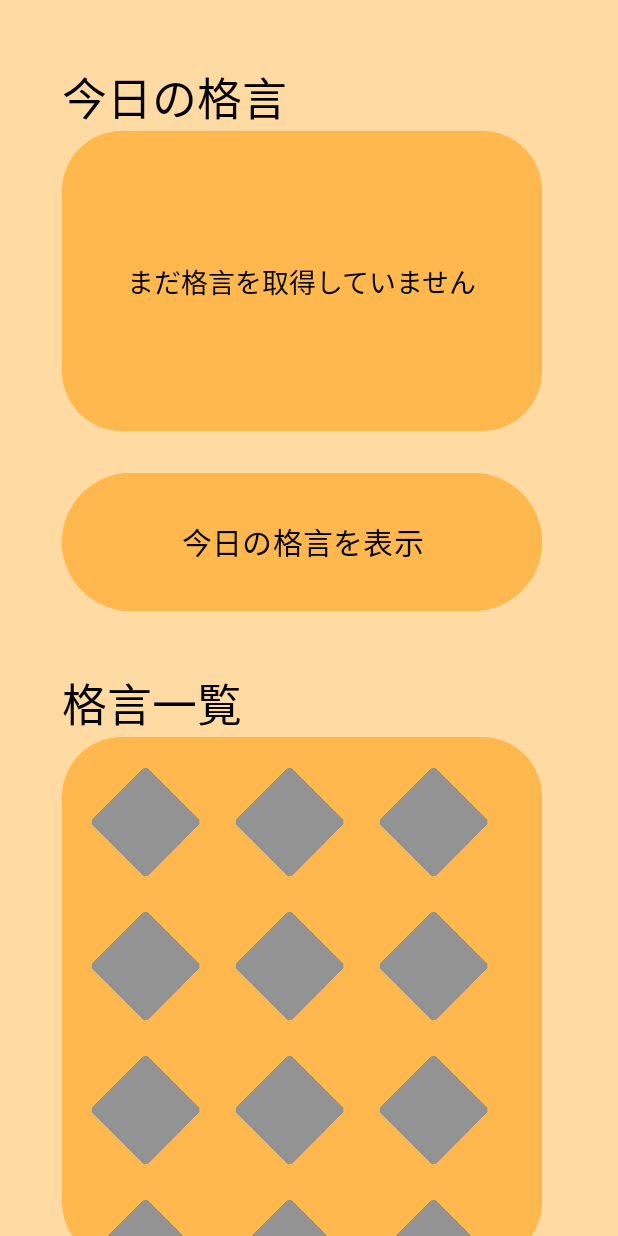
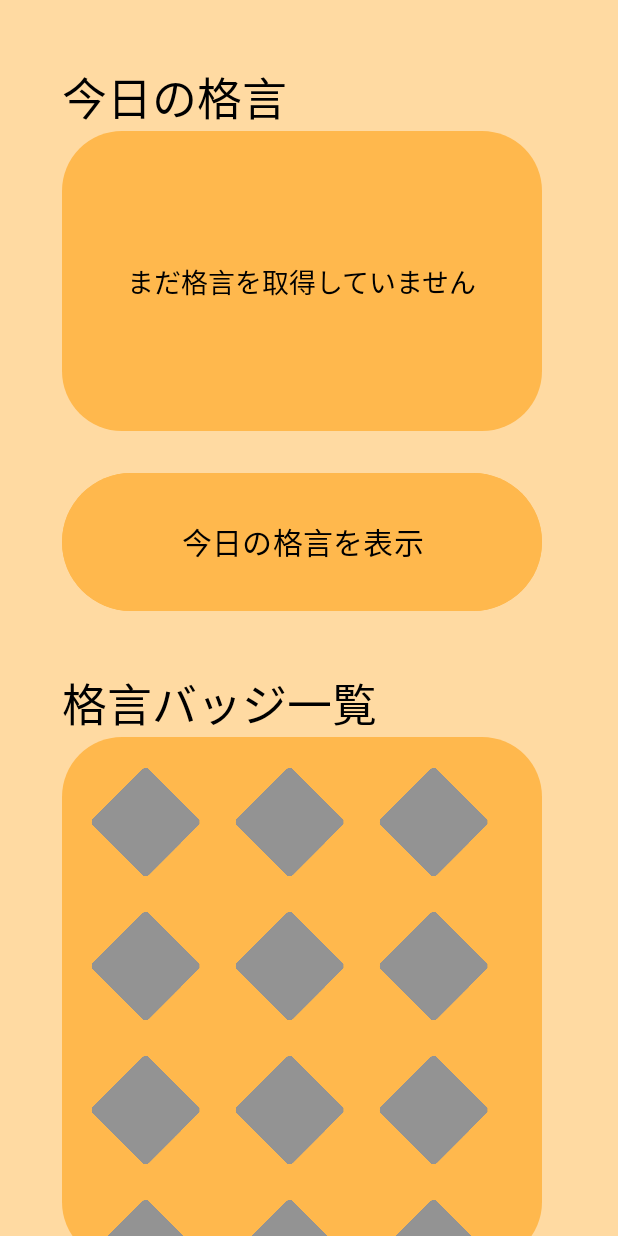
Before and after one commit to Saku0512/Collect-Proverb, an Android app: the screen it shows after launch (MainActivity), on a phone screen of 412 x 824 dp. Run offline under Robolectric (Android 15) with nearby library versions, the phone set to English and light mode, and no system bars; 19 statements that could not run were skipped.

Commit message:
リファクタリング

```diff
--- a/app/src/main/java/com/example/collectproverb/DatabaseHelper.java
+++ b/app/src/main/java/com/example/collectproverb/DatabaseHelper.java
@@ -31,7 +31,7 @@ import java.util.Objects;
 
 public class DatabaseHelper extends SQLiteOpenHelper {
     private static final String DATABASE_NAME = "ProverbDB";
-    private static final int DATABASE_VERSION = 38;
+    private static final int DATABASE_VERSION = 39;
     private static final String Proverb_TABLE_NAME = "proverbs";
     private static final String Button_Bool_Table_Name = "button_bool";
     private static final String Daily_Proverb_Table_Name = "daily_proverb";
--- a/app/src/main/res/values/strings.xml
+++ b/app/src/main/res/values/strings.xml
@@ -4,7 +4,7 @@
     <string name="no_proverb_yet">まだ格言を取得していません</string>
     <string name="cloud_description">背景の雲</string>
     <string name="get_proverb_button">今日の格言を受け取る</string>
-    <string name="proverb_list">格言一覧</string>
+    <string name="proverb_list">格言バッジ一覧</string>
     <string name="list_description">格言一覧の背景</string>
     <string name="unopened_badge_description">未開放のバッジ</string>
     <string name="popup_close_button">×</string>
```
